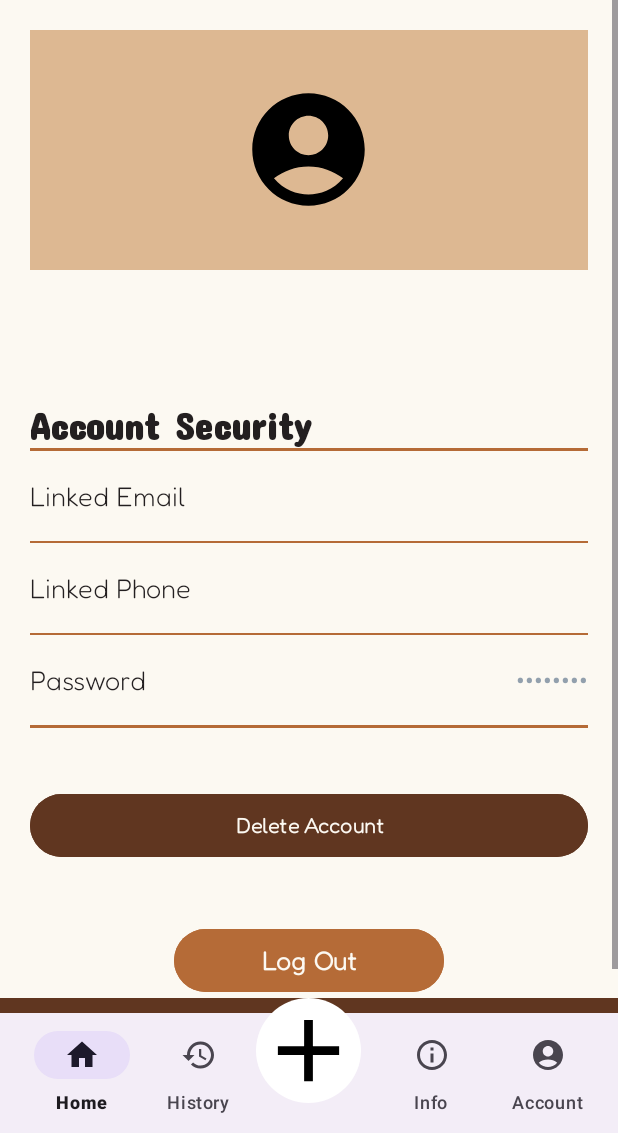
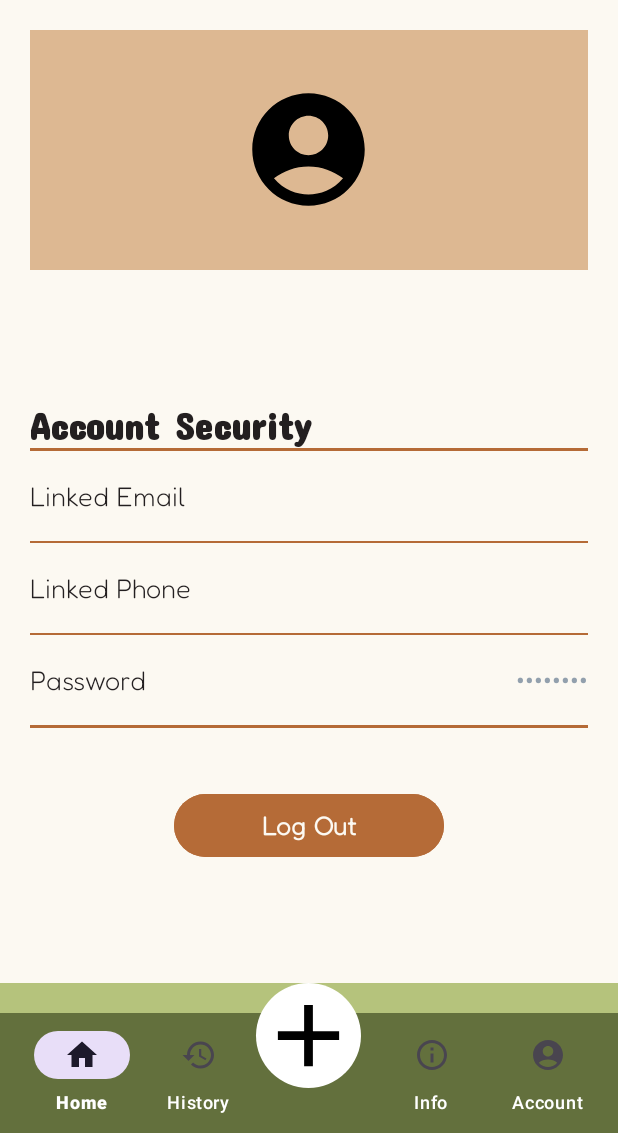
Before and after one commit to Gabskyy25/MediSync, an Android app: the fragment AccountFragment placed in its activity, on a phone screen of 412 x 824 dp, the part 103-1236 px from its top. Run offline under Robolectric (Android 15) with nearby library versions, the light colour scheme and no system bars; our stand-ins replace Firebase (no records; nobody signed in at launch, a user with empty details on screens opened directly); 1 statement that could not run was skipped.

Commit message:
initial commit

```diff
--- a/app/src/main/res/layout/activity_mainmenu.xml
+++ b/app/src/main/res/layout/activity_mainmenu.xml
@@ -58,6 +58,7 @@
 
     <androidx.coordinatorlayout.widget.CoordinatorLayout
         android:layout_width="match_parent"
+        android:background="#b5c37c"
         android:layout_height="wrap_content">
 
         <com.google.android.material.bottomappbar.BottomAppBar
@@ -65,7 +66,7 @@
             android:layout_width="match_parent"
             android:layout_height="wrap_content"
             android:layout_gravity="bottom"
-            android:background="@color/white"
+            android:backgroundTint="#63703d"
             app:fabCradleMargin="10dp"
             app:fabCradleRoundedCornerRadius="50dp"
             app:fabAlignmentMode="center">
@@ -75,6 +76,7 @@
                 android:layout_width="match_parent"
                 android:layout_height="wrap_content"
                 android:background="@android:color/transparent"
+                app:itemTextColor="@color/white"
                 app:labelVisibilityMode="labeled"
                 app:menu="@menu/bottom_menu" />
         </com.google.android.material.bottomappbar.BottomAppBar>
@@ -83,7 +85,7 @@
             android:id="@+id/addissuebtn"
             android:layout_width="70dp"
             android:layout_height="70dp"
-            android:layout_marginBottom="20dp"
+            android:layout_marginBottom="30dp"
             android:src="@drawable/baseline_add_24"
             android:background="@drawable/circle_shape"
             android:backgroundTint="@color/white"
--- a/app/src/main/res/layout/fragment_account.xml
+++ b/app/src/main/res/layout/fragment_account.xml
@@ -146,16 +146,6 @@
             android:layout_height="2dp"
             android:background="#b56b37" />
 
-        <Button
-            android:id="@+id/deleteBtn"
-            android:layout_width="match_parent"
-            android:layout_height="50dp"
-            android:text="Delete Account"
-            android:backgroundTint="#603620"
-            android:fontFamily="@font/fredoka"
-            android:textColor="#fcf9f2"
-            android:textStyle="bold"
-            android:layout_marginTop="40dp" />
 
         <Button
             android:id="@+id/button"
```
